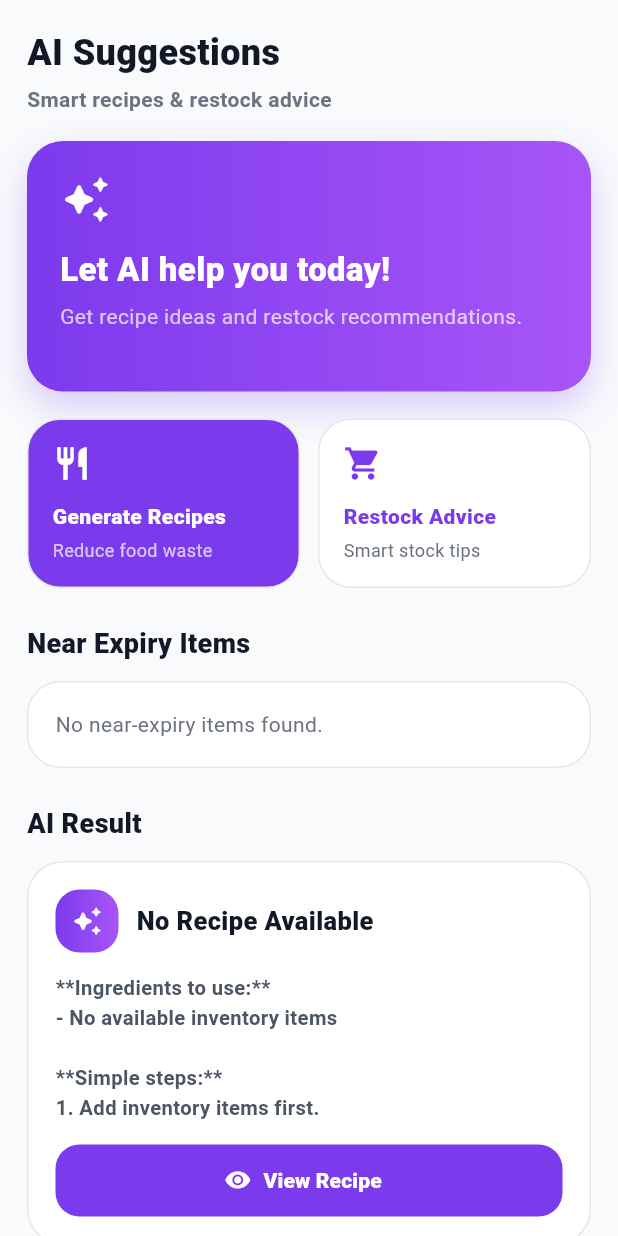
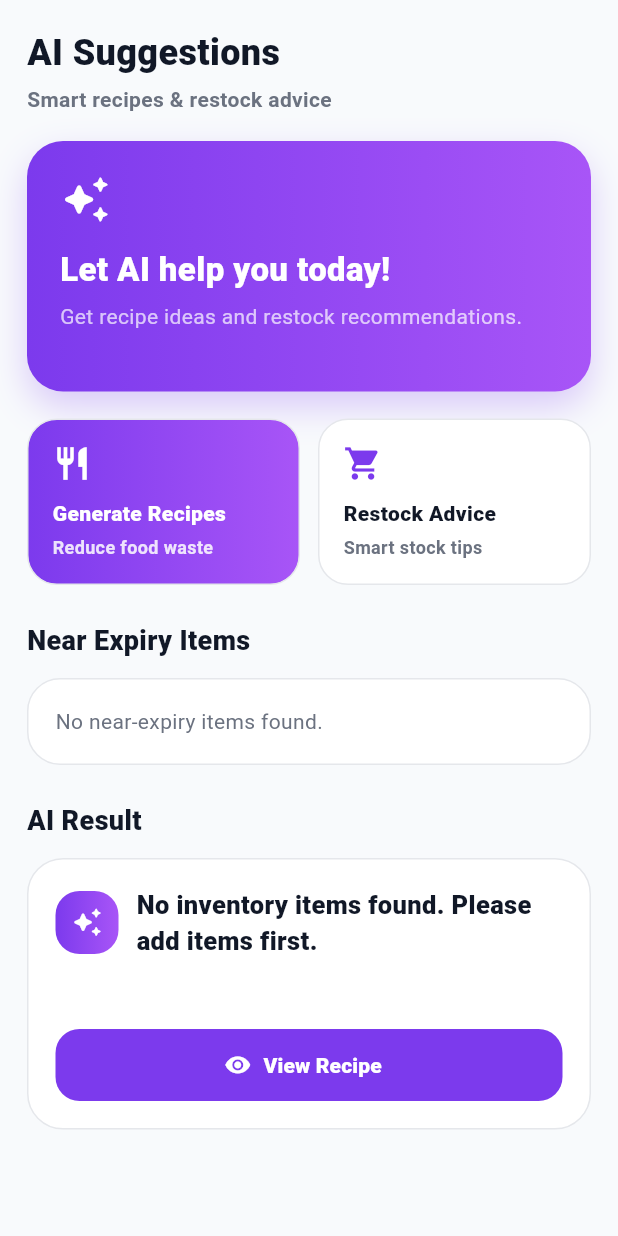
Before and after one commit to maple099/velora, a Flutter app: the SuggestionsPage screen opened by its route, after a tap on "Generate Recipes", on a phone screen of 412 x 824 dp. Run offline on Flutter 3.47's test engine with Material 3 defaults, Android fonts, the light colour scheme and no system bars; our stand-ins replace cloud_firestore, firebase_core; accounts and stored records are empty; Roboto replaces fonts that are missing (Poppins).

Commit message:
Fix Gemini API issue + secure cache + add recipe detail flow

```diff
--- a/lib/logic/ai_cache_service.dart
+++ b/lib/logic/ai_cache_service.dart
@@ -5,6 +5,7 @@ import '../models/inventory_item.dart';
 class AiCacheService {
   final FirebaseFirestore _firestore = FirebaseFirestore.instance;
 
+  /// 🔍 GET CACHE
   Future<String?> getCachedResult({
     required String type,
     required List<InventoryItem> items,
@@ -23,16 +24,30 @@ class AiCacheService {
 
     final age = DateTime.now().difference(createdAt.toDate());
 
+    /// ⏱️ EXPIRE AFTER 24 HOURS
     if (age.inHours > 24) return null;
 
-    return data['result'] ?? '';
+    final result = data['result'];
+
+    /// 🚫 DON'T RETURN BAD RESULT
+    if (result == null || _isBadResult(result.toString())) {
+      return null;
+    }
+
+    return result;
   }
 
+  /// 💾 SAVE CACHE
   Future<void> saveResult({
     required String type,
     required List<InventoryItem> items,
     required String result,
   }) async {
+    /// 🚫 DON'T SAVE FAILED RESULT
+    if (_isBadResult(result)) {
+      return;
+    }
+
     final key = _buildCacheKey(type, items);
 
     await _firestore.collection('ai_cache').doc(key).set({
@@ -43,11 +58,25 @@ class AiCacheService {
     });
   }
 
+  /// 🚫 CHECK BAD RESULT
+  bool _isBadResult(String text) {
+    final lower = text.toLowerCase();
+
+    return lower.contains('failed to generate') ||
+        lower.contains('something went wrong') ||
+        lower.contains('no ai suggestion') ||
+        lower.contains('permission_denied') ||
+        lower.contains('api key') ||
+        lower.contains('quota');
+  }
+
+  /// 🔑 BUILD CACHE KEY
   String _buildCacheKey(String type, List<InventoryItem> items) {
     final signature = '$type-${_buildSignature(items)}';
     return _simpleHash(signature);
   }
 
+  /// 📦 BUILD SIGNATURE
   String _buildSignature(List<InventoryItem> items) {
     final sortedItems = [...items]..sort((a, b) => a.name.compareTo(b.name));
 
@@ -59,6 +88,7 @@ class AiCacheService {
         .join('|');
   }
 
+  /// 🔢 SIMPLE HASH
   String _simpleHash(String input) {
     var hash = 5381;
 
--- a/lib/logic/gemini_service.dart
+++ b/lib/logic/gemini_service.dart
@@ -1,279 +1,157 @@
-import 'package:google_generative_ai/google_generative_ai.dart';
+import 'dart:convert';
+
+import 'package:flutter/material.dart';
+import 'package:http/http.dart' as http;
 
 import '../models/inventory_item.dart';
 
 class GeminiService {
-  GeminiService();
+  static const String _apiKey = 'AIzaSyB8PxcSBmP3pLR1Si6ICw-anAofPmYWAyQ';
 
-  static const String _apiKey = String.fromEnvironment('GEMINI_API_KEY');
-
-  GenerativeModel _model() {
-    if (_apiKey.isEmpty) {
-      throw Exception('GEMINI_API_KEY is empty.');
-    }
-
-    return GenerativeModel(model: 'gemini-2.0-flash', apiKey: _apiKey);
-  }
+  static const String _baseUrl =
+      'https://generativelanguage.googleapis.com/v1beta/models/gemini-2.5-flash:generateContent';
 
   Future<String> generateRecipeSuggestions(List<InventoryItem> items) async {
     if (items.isEmpty) {
-      return _emptyRecipeMessage();
+      return 'No inventory items found. Please add items first.';
     }
 
-    final itemText = items
+    final inventoryText = items
         .map((item) {
-          return '''
-Name: ${item.name}
-Category: ${item.category}
-Quantity: ${item.quantity}
-Expiry Date: ${_formatDate(item.expiryDate)}
-''';
+          final expiry = item.expiryDate.toIso8601String().split('T').first;
+          return '- ${item.name}, quantity: ${item.quantity}, expiry: $expiry';
         })
         .join('\n');
 
     final prompt =
-        '''
-You are an AI assistant for Velora, a smart F&B inventory mobile app.
+        """
+You are a professional chef.
 
-Suggest recipe ideas that reduce food waste.
+Generate EXACTLY 3 real, specific recipes using ONLY the available inventory items below.
 
 IMPORTANT RULES:
-- Give between 1 to 6 recipe suggestions.
-- Use ONLY ingredients from the inventory list.
-- Do NOT add ingredients that are not in the inventory.
-- Focus on near-expiry items first.
-- Use simple student-friendly English.
-- Each recipe MUST start with:
-### Recipe Name
+- Use real, specific dish names.
+- Do not use generic names like Quick Meal, Simple Dish, Mixed Meal, or Basic Recipe.
+- Do not use markdown symbols like *, **, #, or backticks.
+- Do not suggest ingredients that are not in the inventory list.
+- Keep steps clear like a cooking tutorial.
+- Each recipe must be realistic and easy to cook.
 
-For each recipe, include:
-**Ingredients to use:**
-- ingredient name
+FORMAT EXACTLY LIKE THIS:
 
-**Simple steps:**
-1. step one
-2. step two
-3. step three
+### Garlic Chicken Egg Stir Fry
 
-**Why this helps reduce waste:**
-Short explanation.
+Ingredients:
+- Chicken
+- Egg
 
-Inventory items:
-$itemText
-''';
+Steps:
+1. Cut the chicken into small pieces.
+2. Beat the egg in a bowl.
+3. Cook the chicken until fully done.
+4. Add the egg and stir until cooked.
+5. Serve while hot.
 
-    try {
-      final response = await _model().generateContent([Content.text(prompt)]);
+Why:
+This recipe helps use Chicken and Egg before they expire.
 
-      final text = response.text;
+Available inventory:
+$inventoryText
+""";
 
-      if (text == null || text.trim().isEmpty) {
-        return _smartFallbackRecipes(items);
-      }
-
-      return text;
-    } catch (_) {
-      return _smartFallbackRecipes(items);
-    }
+    return _sendPrompt(prompt);
   }
 
   Future<String> generateRestockRecommendations(
     List<InventoryItem> items,
   ) async {
     if (items.isEmpty) {
-      return _emptyRestockMessage();
+      return 'No inventory items found. Please add items first.';
     }
 
-    final itemText = items
+    final inventoryText = items
         .map((item) {
-          return '''
-Name: ${item.name}
-Category: ${item.category}
-Quantity: ${item.quantity}
-Expiry Date: ${_formatDate(item.expiryDate)}
-''';
+          final expiry = item.expiryDate.toIso8601String().split('T').first;
+          return '- ${item.name}, quantity: ${item.quantity}, expiry: $expiry';
         })
         .join('\n');
 
     final prompt =
-        '''
-You are an AI assistant for Velora.
+        """
+You are an inventory assistant for a small F&B business.
 
-Suggest smart restock recommendations based on this inventory.
+Give smart restock recommendations based on the inventory below.
 
-Rules:
-- Recommend low quantity items.
-- Do not recommend too much stock if expiry is soon.
-- Use simple student-friendly English.
-- Use bullet points.
-- Keep it short and mobile-friendly.
+IMPORTANT RULES:
+- Do not use markdown symbols like *, **, #, or backticks.
+- Keep advice simple and practical.
+- Mention low stock items.
+- Mention items that may expire soon.
+- Suggest what should be restocked first.
 
-Inventory items:
-$itemText
-''';
+FORMAT:
 
+### Restock Priority
+
+Items to restock:
+- item name: reason
+
+Advice:
+1. Clear advice
+2. Clear advice
+3. Clear advice
+
+Inventory:
+$inventoryText
+""";
+
+    return _sendPrompt(prompt);
+  }
+
+  Future<String> _sendPrompt(String prompt) async {
     try {
-      final response = await _model().generateContent([Content.text(prompt)]);
+      final uri = Uri.parse('$_baseUrl?key=$_apiKey');
 
-      final text = response.text;
+      final response = await http.post(
+        uri,
+        headers: {'Content-Type': 'application/json'},
+        body: jsonEncode({
+          'contents': [
+            {
+              'parts': [
+                {'text': prompt},
+              ],
+            },
+          ],
+        }),
+      );
 
-      if (text == null || text.trim().isEmpty) {
-        return _smartFallbackRestock(items);
+      debugPrint('GEMINI STATUS: ${response.statusCode}');
+      debugPrint('GEMINI BODY: ${response.body}');
+
+      if (response.statusCode != 200) {
+        return 'Failed to generate AI suggestion. Please try again later.';
       }
 
-      return text;
-    } catch (_) {
-      return _smartFallbackRestock(items);
+      final data = jsonDecode(response.body);
+      final text = data['candidates']?[0]?['content']?['parts']?[0]?['text'];
+
+      if (text == null || text.toString().trim().isEmpty) {
+        return 'No AI suggestion generated. Please try again.';
+      }
+
+      return _cleanText(text.toString());
+    } catch (e) {
+      debugPrint('GEMINI ERROR: $e');
+      return 'Something went wrong while generating AI suggestion.';
     }
   }
 
-  String _smartFallbackRecipes(List<InventoryItem> items) {
-    final availableItems = items.where((item) => item.quantity > 0).toList()
-      ..sort((a, b) => a.expiryDate.compareTo(b.expiryDate));
-
-    if (availableItems.isEmpty) {
-      return _emptyRecipeMessage();
-    }
-
-    final recipeCount = availableItems.length.clamp(1, 6);
-    final selectedItems = availableItems.take(recipeCount).toList();
-
-    final recipes = selectedItems
-        .map((mainItem) {
-          final helperItems = availableItems
-              .where((item) => item.id != mainItem.id)
-              .take(2)
-              .toList();
-
-          final ingredients = [mainItem, ...helperItems];
-
-          final recipeName = _recipeName(mainItem, helperItems);
-
-          final ingredientText = ingredients
-              .map((item) => '- ${_capitalize(item.name)}')
-              .join('\n');
-
-          return '''
-### $recipeName
-
-**Ingredients to use:**
-$ingredientText
-
-**Simple steps:**
-1. Prepare ${ingredients.map((item) => item.name).join(', ')}.
-2. Cook or combine the ingredients in a simple way.
-3. Serve while fresh.
-
-**Why this helps reduce waste:**
-This recipe helps use ${_capitalize(mainItem.name)} before it expires.
-''';
-        })
-        .join('\n\n');
-
-    return recipes;
-  }
-
-  String _smartFallbackRestock(List<InventoryItem> items) {
-    final lowItems = items.where((item) => item.quantity <= 2).toList();
-
-    if (lowItems.isEmpty) {
-      return '''
-### Smart Restock Advice
-
-**Items to check:**
-- Your current stock looks enough for now.
-
-**Simple recommendation:**
-1. No urgent restock is needed.
-2. Use near-expiry items first.
-3. Check inventory again after stock decreases.
-
-**Why this helps:**
-This helps avoid overbuying and reduces food waste.
-''';
-    }
-
-    final itemText = lowItems
-        .map((item) {
-          return '- ${_capitalize(item.name)} | Qty: ${item.quantity}';
-        })
-        .join('\n');
-
-    return '''
-### Smart Restock Advice
-
-**Items to check:**
-$itemText
-
-**Simple recommendation:**
-1. Restock low quantity items first.
-2. Buy fresh food in small amounts.
-3. Avoid overstocking items that expire quickly.
-
-**Why this helps:**
-This helps keep enough stock while reducing expired food.
-''';
-  }
-
-  String _recipeName(InventoryItem mainItem, List<InventoryItem> helperItems) {
-    final mainName = _capitalize(mainItem.name);
-
-    if (helperItems.isEmpty) {
-      return 'Simple $mainName Recipe';
-    }
-
-    final secondName = _capitalize(helperItems.first.name);
-
-    final category = mainItem.category.toLowerCase();
-
-    if (category.contains('bakery')) return '$mainName with $secondName';
-    if (category.contains('meat')) return '$mainName Quick Meal';
-    if (category.contains('dairy')) return '$mainName Mix Bowl';
-    if (category.contains('vegetable')) return '$mainName Fresh Dish';
-
-    return '$mainName and $secondName Recipe';
-  }
-
-  String _emptyRecipeMessage() {
-    return '''
-### No Recipe Available
-
-**Ingredients to use:**
-- No available inventory items
-
-**Simple steps:**
-1. Add inventory items first.
-2. Set quantity and expiry date.
-3. Generate recipe suggestions again.
-
-**Why this helps reduce waste:**
-Velora needs your inventory data to suggest useful recipes.
-''';
-  }
-
-  String _emptyRestockMessage() {
-    return '''
-### No Restock Data Available
-
-**Items to check:**
-- No inventory items found
-
-**Simple recommendation:**
-1. Add items into inventory first.
-2. Track quantity and expiry date.
-3. Generate restock advice again.
-
-**Why this helps:**
-Velora needs inventory data to give better restock suggestions.
-''';
-  }
-
-  String _formatDate(DateTime date) {
-    return '${date.day}/${date.month}/${date.year}';
-  }
-
-  String _capitalize(String value) {
-    if (value.isEmpty) return value;
-    return value[0].toUpperCase() + value.substring(1);
+  String _cleanText(String text) {
+    return text
+        .replaceAll('**', '')
+        .replaceAll('*', '')
+        .replaceAll('`', '')
+        .trim();
   }
 }
--- a/lib/logic/suggestion_helper.dart
+++ b/lib/logic/suggestion_helper.dart
@@ -37,7 +37,8 @@ class SuggestionHelper {
 
   List<Map<String, String>> parseRecipes(String text) {
     final recipes = <Map<String, String>>[];
-    final parts = text.split('###');
+    final cleanedText = cleanAiText(text);
+    final parts = cleanedText.split('###');
 
     for (final part in parts) {
       final clean = part.trim();
@@ -51,8 +52,8 @@ class SuggestionHelper {
       });
     }
 
-    if (recipes.isEmpty && text.trim().isNotEmpty) {
-      recipes.add({'title': 'AI Suggestion', 'content': text});
+    if (recipes.isEmpty && cleanedText.trim().isNotEmpty) {
+      recipes.add({'title': 'AI Suggestion', 'content': cleanedText.trim()});
     }
 
     return recipes;
@@ -83,4 +84,14 @@ class SuggestionHelper {
     if (days == 1) return 'Expires tomorrow';
     return 'Expires in $days days';
   }
+
+  String cleanAiText(String text) {
+    return text
+        .replaceAll('**', '')
+        .replaceAll('*', '')
+        .replaceAll('`', '')
+        .replaceAll('####', '')
+        .replaceAll('### ', '### ')
+        .trim();
+  }
 }
--- a/lib/screens/suggestions/suggestions_page.dart
+++ b/lib/screens/suggestions/suggestions_page.dart
@@ -5,9 +5,7 @@ import '../../logic/ai_cache_service.dart';
 import '../../logic/cook_now_service.dart';
 import '../../logic/gemini_service.dart';
 import '../../logic/suggestion_helper.dart';
-
 import '../../models/inventory_item.dart';
-
 import '../../widgets/suggestions/cache_notice.dart';
 import '../../widgets/suggestions/empty_card.dart';
 import '../../widgets/suggestions/header_card.dart';
@@ -23,20 +21,35 @@ class SuggestionsPage extends StatefulWidget {
 }
 
 class _SuggestionsPageState extends State<SuggestionsPage> {
-  /// 🔥 SERVICES
   final GeminiService _gemini = GeminiService();
   final CookNowService _cookNowService = CookNowService();
   final AiCacheService _cacheService = AiCacheService();
   final SuggestionHelper _helper = SuggestionHelper();
 
-  /// 🔥 STATE
   bool _isLoading = false;
   bool _isCached = false;
   String _resultText = '';
 
-  /// ===============================
-  /// 🔥 GENERATE WITH CACHE
-  /// ===============================
+  Future<void> _generateRecipes(List<InventoryItem> items) async {
+    debugPrint('🔥 BUTTON CLICKED: Generate Recipes');
+
+    await _generateWithCache(
+      type: 'recipes_v2',
+      items: items,
+      fetcher: () => _gemini.generateRecipeSuggestions(items),
+    );
+  }
+
+  Future<void> _generateRestock(List<InventoryItem> items) async {
+    debugPrint('🔥 BUTTON CLICKED: Restock Advice');
+
+    await _generateWithCache(
+      type: 'restock_v2',
+      items: items,
+      fetcher: () => _gemini.generateRestockRecommendations(items),
+    );
+  }
+
   Future<void> _generateWithCache({
     required String type,
     required List<InventoryItem> items,
@@ -48,7 +61,6 @@ class _SuggestionsPageState extends State<SuggestionsPage> {
       _resultText = '';
     });
 
-    /// ✅ CHECK CACHE FIRST
     final cached = await _cacheService.getCachedResult(
       type: type,
       items: items,
@@ -65,10 +77,8 @@ class _SuggestionsPageState extends State<SuggestionsPage> {
       return;
     }
 
-    /// ❌ NOT CACHED → CALL GEMINI
     final result = await fetcher();
 
-    /// SAVE CACHE
     await _cacheService.saveResult(type: type, items: items, result: result);
 
     if (!mounted) return;
@@ -80,24 +90,6 @@ class _SuggestionsPageState extends State<SuggestionsPage> {
     });
   }
 
-  /// 🔥 ACTIONS
-  Future<void> _generateRecipes(List<InventoryItem> items) async {
-    await _generateWithCache(
-      type: 'recipes',
-      items: items,
-      fetcher: () => _gemini.generateRecipeSuggestions(items),
-    );
-  }
-
-  Future<void> _generateRestock(List<InventoryItem> items) async {
-    await _generateWithCache(
-      type: 'restock',
-      items: items,
-      fetcher: () => _gemini.generateRestockRecommendations(items),
-    );
-  }
-
-  /// 🔥 COOK LOGIC
   Future<void> _cookRecipe(List<InventoryItem> usedItems) async {
     try {
       await _cookNowService.cookRecipe(usedItems);
@@ -115,27 +107,20 @@ class _SuggestionsPageState extends State<SuggestionsPage> {
     );
   }
 
-  /// ===============================
-  /// 🔥 UI BUILDER (AI RESULT)
-  /// ===============================
   Widget _buildAiResult(List<InventoryItem> items) {
-    /// 🔄 LOADING
     if (_isLoading) {
       return const PremiumLoadingCard();
     }
 
-    /// 💤 EMPTY
     if (_resultText.isEmpty) {
       return const EmptyCard(
         text: 'Press Generate Recipes or Restock Advice to get AI suggestions.',
       );
     }
 
-    /// ✅ RESULT
     return Column(
       children: [
         if (_isCached) const CacheNotice(),
-
         ResultCards(
           recipes: _helper.parseRecipes(_resultText),
           inventoryItems: items,
@@ -145,14 +130,10 @@ class _SuggestionsPageState extends State<SuggestionsPage> {
     );
   }
 
-  /// ===============================
-  /// 🔥 MAIN BUILD
-  /// ===============================
   @override
   Widget build(BuildContext context) {
     return Scaffold(
       backgroundColor: const Color(0xFFF8FAFC),
-
       body: SafeArea(
         child: StreamBuilder<QuerySnapshot>(
           stream: FirebaseFirestore.instance
@@ -163,7 +144,6 @@ class _SuggestionsPageState extends State<SuggestionsPage> {
               return const Center(child: CircularProgressIndicator());
             }
 
-            /// 🔄 CONVERT DATA
             final items = _helper.convertDocs(snapshot.data!.docs);
             final nearExpiry = _helper.nearExpiryItems(items);
 
@@ -172,44 +152,30 @@ class _SuggestionsPageState extends State<SuggestionsPage> {
               child: Column(
                 crossAxisAlignment: CrossAxisAlignment.start,
                 children: [
-                  /// 🟣 TITLE
                   const SuggestionPageTitle(),
-
                   const SizedBox(height: 18),
-
-                  /// 📊 HEADER
                   HeaderCard(
                     totalItems: items.length,
                     nearExpiry: nearExpiry.length,
                   ),
-
                   const SizedBox(height: 18),
 
-                  /// ⚡ ACTION BUTTONS
+                  // ✅ BUTTON CONNECTION IS HERE
                   SuggestionActionButtons(
                     onRecipeTap: () => _generateRecipes(items),
                     onRestockTap: () => _generateRestock(items),
                   ),
 
                   const SizedBox(height: 24),
-
-                  /// 🔥 NEAR EXPIRY
                   const SuggestionSectionTitle(title: 'Near Expiry Items'),
-
                   const SizedBox(height: 12),
-
                   NearExpirySection(
                     nearExpiry: nearExpiry,
                     daysLeftText: _helper.daysLeftText,
                   ),
-
                   const SizedBox(height: 24),
-
-                  /// 🤖 AI RESULT
                   const SuggestionSectionTitle(title: 'AI Result'),
-
                   const SizedBox(height: 12),
-
                   _buildAiResult(items),
                 ],
               ),
--- a/lib/widgets/suggestions/action_card.dart
+++ b/lib/widgets/suggestions/action_card.dart
@@ -18,28 +18,33 @@ class ActionCard extends StatelessWidget {
 
   @override
   Widget build(BuildContext context) {
-    final bgColor = isPrimary ? const Color(0xFF7C3AED) : Colors.white;
-    final textColor = isPrimary ? Colors.white : const Color(0xFF7C3AED);
-
-    return InkWell(
-      borderRadius: BorderRadius.circular(22),
-      onTap: onTap,
+    return GestureDetector(
+      onTap: onTap, // 🔥 THIS IS IMPORTANT
       child: Container(
         padding: const EdgeInsets.all(16),
         decoration: BoxDecoration(
-          color: bgColor,
-          borderRadius: BorderRadius.circular(22),
+          gradient: isPrimary
+              ? const LinearGradient(
+                  colors: [Color(0xFF7C3AED), Color(0xFFA855F7)],
+                )
+              : null,
+          color: isPrimary ? null : Colors.white,
+          borderRadius: BorderRadius.circular(20),
           border: Border.all(color: const Color(0xFFE5E7EB)),
         ),
         child: Column(
           crossAxisAlignment: CrossAxisAlignment.start,
           children: [
-            Icon(icon, color: textColor, size: 26),
-            const SizedBox(height: 12),
+            Icon(
+              icon,
+              color: isPrimary ? Colors.white : const Color(0xFF7C3AED),
+              size: 26,
+            ),
+            const SizedBox(height: 10),
             Text(
               title,
               style: TextStyle(
-                color: textColor,
+                color: isPrimary ? Colors.white : const Color(0xFF111827),
                 fontWeight: FontWeight.w900,
                 fontSize: 14,
               ),
@@ -48,8 +53,11 @@ class ActionCard extends StatelessWidget {
             Text(
               subtitle,
               style: TextStyle(
-                color: isPrimary ? Colors.white70 : const Color(0xFF6B7280),
+                color: isPrimary
+                    ? Colors.white.withOpacity(0.85)
+                    : const Color(0xFF6B7280),
                 fontSize: 12,
+                fontWeight: FontWeight.w600,
               ),
             ),
           ],
--- a/pubspec.yaml
+++ b/pubspec.yaml
@@ -1,5 +1,6 @@
 name: velora
-description: "A new Flutter project."
+description: "AI smart-inventory."
+
 publish_to: 'none'
 
 version: 1.0.0+1
@@ -15,7 +16,7 @@ dependencies:
   firebase_core: ^4.2.1
   cupertino_icons: ^1.0.8
   fl_chart: ^0.68.0
-  google_generative_ai: ^0.4.7
+  http: ^1.2.2
 
 dev_dependencies:
   flutter_test:
```
Also changed, not shown: pubspec.lock.
